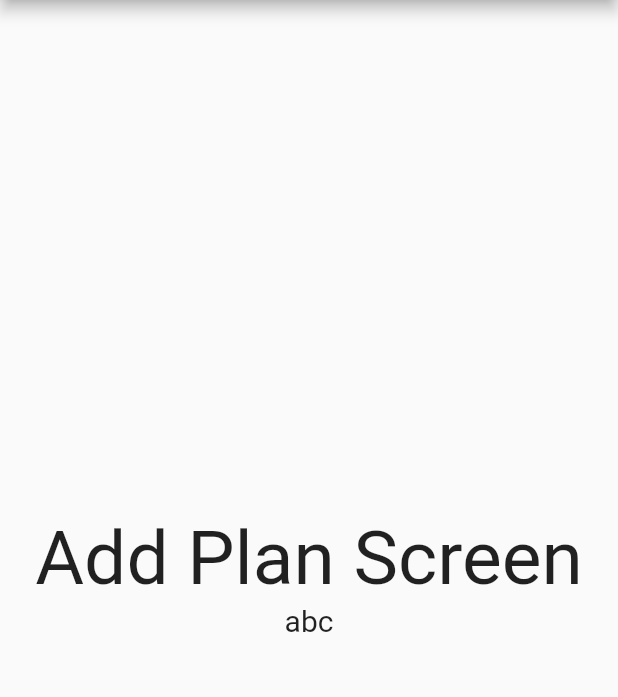
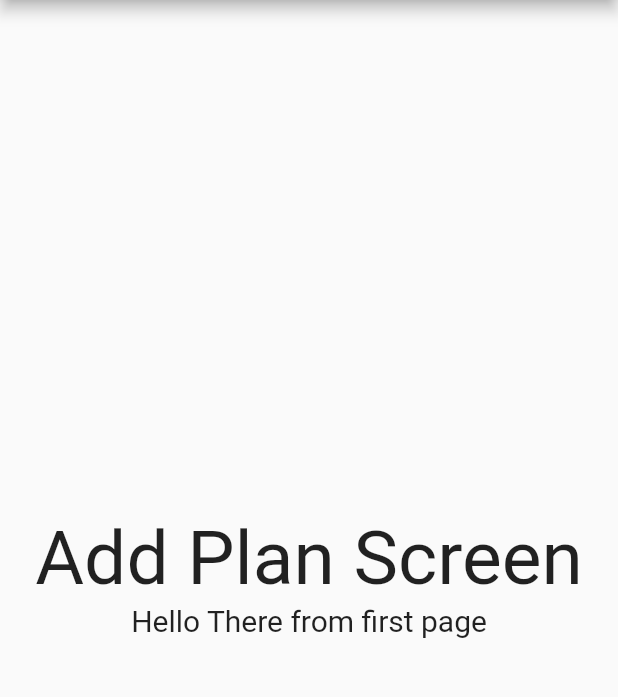
Before and after one commit to nurakmaljalil91/personal_fitness_app, a Flutter app: the screen it shows after launch, after a tap on "Go to Plan", on a phone screen of 412 x 824 dp, the part 84-781 px from its top. Run offline on Flutter 3.47's test engine with Material 2 defaults, Android fonts, the phone set to English and light mode, and no system bars.

Commit message:
Navigation using RouteGenerator

```diff
--- a/lib/home.dart
+++ b/lib/home.dart
@@ -19,7 +19,8 @@ class HomeScreen extends StatelessWidget {
             RaisedButton(
               child: Text('Go to Plan'),
               onPressed: () {
-                Navigator.of(context).pushNamed('/addPlanScreen');
+                Navigator.of(context).pushNamed('/addPlanScreen',
+                    arguments: 'Hello There from first page');
               },
             )
           ],
--- a/lib/main.dart
+++ b/lib/main.dart
@@ -1,4 +1,5 @@
 import 'package:flutter/material.dart';
+import 'package:personal_fitness_app/route_generator.dart';
 import './home.dart';
 import './add_plan.dart';
 
@@ -9,8 +10,8 @@ class MyApp extends StatelessWidget {
   Widget build(BuildContext context) {
     return MaterialApp(
       theme: ThemeData(primaryColor: Colors.purple[900]),
-      home: HomeScreen(),
-      routes: {'/addPlanScreen': (_) => AddPlanScreen(data: 'abc')},
+      initialRoute: '/',
+      onGenerateRoute: RouteGenerator.generateRoute,
     );
   }
 }
--- /dev/null
+++ b/lib/route_generator.dart
@@ -0,0 +1,38 @@
+import 'package:flutter/material.dart';
+import 'package:personal_fitness_app/add_plan.dart';
+import 'package:personal_fitness_app/home.dart';
+
+class RouteGenerator {
+  static Route<dynamic> generateRoute(RouteSettings settings) {
+    // Getting arguments passed in while calling Navigator.pushNamed
+    final args = settings.arguments;
+
+    switch (settings.name) {
+      case '/':
+        return MaterialPageRoute(builder: (_) => HomeScreen());
+      case '/addPlanScreen':
+        if (args is String) {
+          return MaterialPageRoute(
+            builder: (_) => AddPlanScreen(data: args),
+          );
+        }
+
+        return _errorRoute();
+      default:
+        return _errorRoute();
+    }
+  }
+
+  static Route<dynamic> _errorRoute() {
+    return MaterialPageRoute(builder: (_) {
+      return Scaffold(
+        appBar: AppBar(
+          title: Text('Error'),
+        ),
+        body: Center(
+          child: Text('Error'),
+        ),
+      );
+    });
+  }
+}
```
